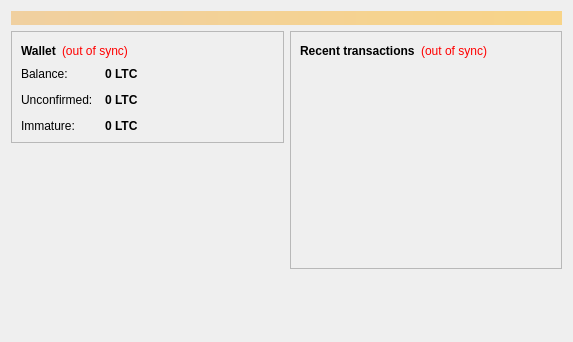
barfcoin/barfcoin, file src/qt/forms/overviewpage.ui: the form before one commit.
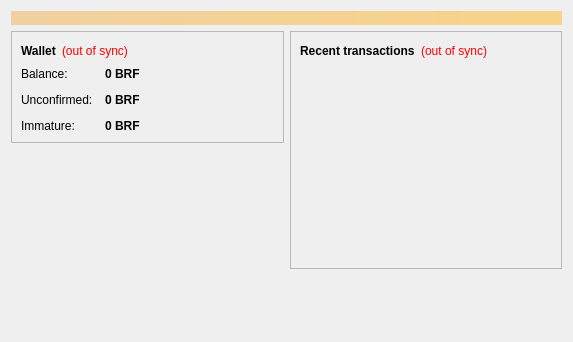
The form after the commit.

Diff of the .ui file:
```diff
--- a/src/qt/forms/overviewpage.ui
+++ b/src/qt/forms/overviewpage.ui
@@ -122,7 +122,7 @@
                <string>Your current balance</string>
               </property>
               <property name="text">
-               <string notr="true">0 LTC</string>
+               <string notr="true">0 BRF</string>
               </property>
               <property name="textInteractionFlags">
                <set>Qt::LinksAccessibleByMouse|Qt::TextSelectableByKeyboard|Qt::TextSelectableByMouse</set>
@@ -151,7 +151,7 @@
                <string>Total of transactions that have yet to be confirmed, and do not yet count toward the current balance</string>
               </property>
               <property name="text">
-               <string notr="true">0 LTC</string>
+               <string notr="true">0 BRF</string>
               </property>
               <property name="textInteractionFlags">
                <set>Qt::LinksAccessibleByMouse|Qt::TextSelectableByKeyboard|Qt::TextSelectableByMouse</set>
@@ -177,7 +177,7 @@
                <string>Mined balance that has not yet matured</string>
               </property>
               <property name="text">
-               <string notr="true">0 LTC</string>
+               <string notr="true">0 BRF</string>
               </property>
               <property name="textInteractionFlags">
                <set>Qt::LinksAccessibleByMouse|Qt::TextSelectableByKeyboard|Qt::TextSelectableByMouse</set>
```
Left out of the diff: 4 changed lines with no effect on the pictures.
